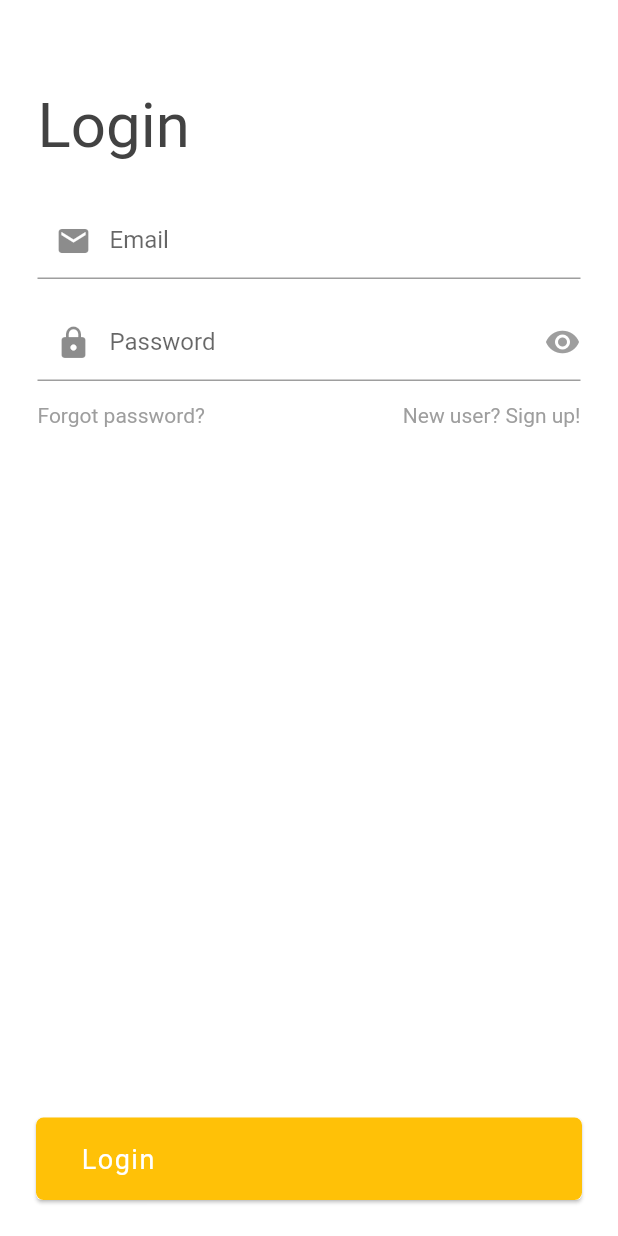
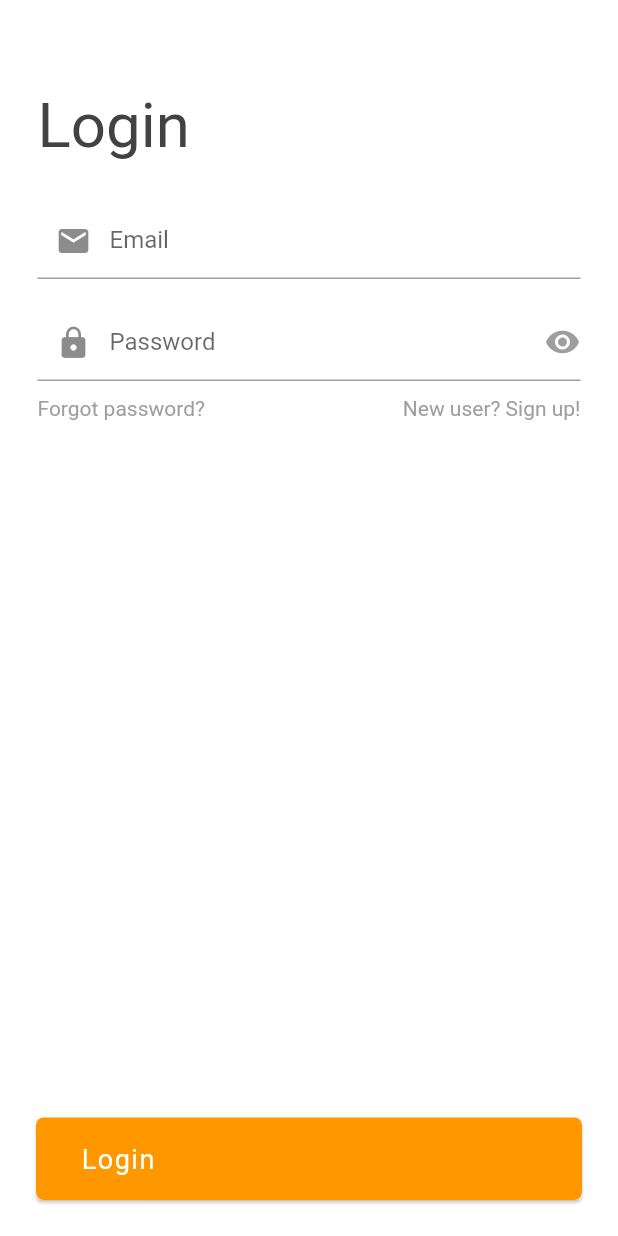
Before and after one commit to aparajitj/flutter_app2, a Flutter app: the screen it shows after launch, on a phone screen of 412 x 824 dp. Run offline on Flutter 3.47's test engine with Material 2 defaults, Android fonts, the phone set to English and light mode, and no system bars; our stand-ins replace email_validator, fluttertoast, shared_preferences; missing offline and left inert: dart:ffi; accounts and stored records are empty.

```diff
--- a/lib/main.dart
+++ b/lib/main.dart
@@ -3,9 +3,10 @@ import 'package:flutterapp2/ui/MyApp.dart';
 import 'package:flutterapp2/ui/Splash_Screen.dart';
 void main() => runApp(new MaterialApp(
   //home: ScaffoldExample(),
-  //home: wis(),
+ // home: wis(),
   //home: httpc(),
   home: SplashScreen()
+  //home: http_post(),
   //home: bizcard(),
   //home: CB(),*/
 ));
--- /dev/null
+++ b/lib/ui/login.dart
@@ -0,0 +1,362 @@
+import 'dart:convert';
+import 'dart:ffi';
+import 'dart:async';
+import 'dart:convert';
+import 'package:flutter/cupertino.dart';
+import 'package:flutter/material.dart';
+import 'package:flutterapp2/ui/MyApp.dart';
+import 'package:flutterapp2/ui/homepage.dart';
+import 'package:flutterapp2/ui/signup_page.dart';
+import 'Responsive_Screen.dart';
+import 'package:email_validator/email_validator.dart';
+import 'forgot_password.dart';
+import 'package:shared_preferences/shared_preferences.dart';
+import 'package:http/http.dart' as http;
+import 'package:fluttertoast/fluttertoast.dart';
+
+bool login;
+Screen size;
+var _emailController= new TextEditingController();
+var _passwordController= new TextEditingController();
+bool loginstat;
+class LoginPage extends StatefulWidget {
+  @override
+  _LoginPageState createState() => _LoginPageState();
+
+}
+
+class _LoginPageState extends State<LoginPage> {
+  final _formKey = GlobalKey<FormState>();
+  int _index=0;
+  void login_var() async{
+    SharedPreferences sp;
+    sp= await SharedPreferences.getInstance();
+    // login=sp.getBool('true')?? false;
+
+    sp.setBool('true', login);
+
+  }
+  Future<String> Login(context) async {
+
+    String url ="https://test.gathrr.in/userapp/userlogin";
+
+    http.post(url, body: {
+
+      "email": _emailController.text,
+      "password": _passwordController.text,
+      "device_id" : "",
+
+    }).then((http.Response response) async {
+      final int statusCode = response.statusCode;
+
+      if (statusCode < 200 || statusCode > 400 || json == null) {
+        throw new Exception("Error fetching data");
+      }
+      var responseArray = json.decode(response.body);
+      print(responseArray);
+      var status = responseArray['status'];
+      if(status == "200" || status == 200){
+        Fluttertoast.showToast(msg: "Logged in successfully!");
+        Navigator.pushReplacement(
+          context,
+          MaterialPageRoute(
+              builder: (context) => MyHomepage()),
+        );
+      }else if(status == 404 || status == "404"){
+        Fluttertoast.showToast(
+            msg: "Userd doesn't exist",
+            toastLength: Toast.LENGTH_SHORT,
+            gravity: ToastGravity.CENTER,
+            timeInSecForIosWeb: 1,
+            textColor: Colors.black,
+            fontSize: 16.0
+        );
+
+      }
+      //pr.show();
+
+
+    });
+  }
+
+  @override
+  void initState() {
+    super.initState();
+
+
+  }
+
+  bool passwordVisible = false;
+
+  @override
+  Widget build(BuildContext context) {
+    /* if(login==false)
+      print('no luck');
+    else
+      print('luck');*/
+    size = Screen(MediaQuery.of(context).size);
+
+
+    bool _obscureText = true;
+
+
+    String _password;
+    bool showLoading = false;
+    void _toggle() {
+      setState(() {
+        _obscureText = !_obscureText;
+      });
+    }
+
+    return Scaffold(
+
+        backgroundColor: Colors.white,
+        body:
+        Padding(
+
+          padding: const EdgeInsets.only(top: 60.0, left: 25.0, right: 25.0, bottom: 10),
+          child:
+          Theme(
+            data: ThemeData(primaryColor: Colors.amber),
+            child:
+            Stack(
+              alignment: Alignment.bottomCenter,
+             children: <Widget>[Column(
+               children: <Widget>[
+                 Form(
+                   key: _formKey,
+                   child: Column(
+                     children: <Widget>[
+                       Padding(
+                         padding: const EdgeInsets.only(bottom: 30.0),
+                         child: Align(
+                             alignment: Alignment.centerLeft,
+                             child: Text("Login",
+                               style: TextStyle(
+                                   fontSize: MediaQuery.of(context).size.height/20,
+                                   color: Colors.grey.shade800
+                               ),
+                             )),
+                       ),
+                       TextFormField(
+                         cursorColor: Colors.black,
+                         keyboardType: TextInputType.emailAddress,
+                         controller: _emailController,
+                         decoration: InputDecoration(
+                           prefixIcon: Padding(
+                             padding: const EdgeInsets.only(bottom: 3.0),
+                             child: Icon(Icons.email),
+                           ),
+                           hintText: "Email",
+
+                           focusedBorder: UnderlineInputBorder(
+                             borderSide: BorderSide(color: Colors.amber),
+                           ),
+                         ),
+                         validator: (val) => !EmailValidator.validate(val, true)
+                             ? 'Not a valid email.'
+                             : null,
+                       ),
+                       Padding(
+                         padding: const EdgeInsets.only(top: 20.0),
+                         child: Stack(
+                           children: <Widget>[
+                             TextFormField(
+                               obscureText: _obscureText,
+                               cursorColor: Colors.black,
+                               keyboardType: TextInputType.text,
+                               decoration: InputDecoration(
+                                 prefixIcon: Padding(
+                                   padding: const EdgeInsets.only(bottom: 3.0),
+                                   child: Icon(Icons.lock),
+                                 ),
+                                 hintText: "Password",
+
+                                 focusedBorder: UnderlineInputBorder(
+                                   borderSide: BorderSide(color: Colors.amber),
+                                 ),
+                               ),
+                               validator: (value) {
+                                 if (value.length == 0) {
+                                   return 'Password is compulsary!';
+                                 } else if (value.length < 6) {
+                                   return 'Password must be more than 6 charecters';
+                                 }
+                                 return null;
+                               },
+                               controller: _passwordController,
+                             ),
+                             Padding(
+                               padding: const EdgeInsets.only(top: 10.0),
+                               child: Align(
+                                 alignment: Alignment.centerRight,
+                                 child: InkWell(
+                                   // onTap: toggle,
+                                   child: Icon(Icons.remove_red_eye,
+                                     color: Colors.grey.shade500,
+                                   ),
+                                 ),
+                               ),
+                             ),
+                           ],
+                         ),
+                       ),
+
+                     ],
+                   ),
+                 ),
+                 SizedBox(height: 10,),
+                 Row(
+                   mainAxisAlignment: MainAxisAlignment.spaceBetween,
+                   children: <Widget>[
+                     InkWell(
+                       child: Text("Forgot password?",
+                         style: TextStyle(
+                           color: Colors.grey,
+                         ),
+                       ),
+                       onTap: (){ Navigator.push(
+                           context, MaterialPageRoute(builder: (context) => ForgotPassword())
+                       );
+
+                       },
+                     ),
+                     InkWell(
+                       onTap: (){
+                         Navigator.push(
+                           context,
+                           MaterialPageRoute(builder: (context) => SignupPage()),
+                         );
+                       },
+                       child: Text("New user? Sign up!",
+                         style: TextStyle(
+                           color: Colors.grey,
+                         ),
+                       ),
+                     ),
+                   ],
+                 )
+               ],
+             ),
+
+              ],
+            ),
+          ),
+        ),
+    bottomNavigationBar: (
+    InkWell(
+    onTap: (){
+    var _formKey;
+    if(_formKey.currentState.validate()){
+    setState(() {
+    showLoading = true;
+    });
+    // Login(context);
+//                if(status == 200 || status == "200"){
+//                  setState(() {
+//                    showLoading = false;
+//                  });
+//                }
+    }
+    },
+    child: Padding(
+    padding: const EdgeInsets.fromLTRB(20, 35, 20, 20),
+    child: Card(
+    child: Container(
+    height: 55,
+    //width: MediaQuery.of(context).size.width / 1.2,
+    decoration: BoxDecoration(
+    gradient: LinearGradient(
+    colors: [
+    Colors.orange,
+    Colors.orange,
+    ],
+    ),
+    borderRadius: BorderRadius.all(Radius.circular(5))),
+    child: Padding(
+    padding: const EdgeInsets.only(left: 30.0),
+    child: Align(
+    alignment: Alignment.centerLeft,
+    child: Text(
+    'Login',
+    style: TextStyle(
+    color: Colors.white,
+    //fontWeight: FontWeight.bold,
+    fontSize: 18,
+    letterSpacing: 1.0,
+    ),
+    ),
+    ),
+    ),
+    ),
+    ),
+    ),
+    ))
+        /*bottomNavigationBar: (
+            InkWell(
+              onTap: (){
+                Navigator.push(
+                context,
+                MaterialPageRoute(builder: (context) => ForgotPassword()),
+              );
+                Login(context);
+                var _formKey;
+                *//*if(_formKey.currentState.validate()){
+                setState(() {
+                  showLoading = true;
+                });
+                login=true;
+
+                login_temp();
+                // Login(context);
+//                if(status == 200 || status == "200"){
+//                  setState(() {
+//                    showLoading = false;
+//                  });
+//                }
+              }*//*
+
+              },
+              child: Padding(
+                padding: const EdgeInsets.fromLTRB(20, 35, 20, 20),
+                child: Card(
+                  child: Container(
+                    height: 55,
+                    //width: MediaQuery.of(context).size.width / 1.2,
+                    decoration: BoxDecoration(
+                        gradient: LinearGradient(
+                          colors: [
+                            Colors.amber,
+                            Colors.amber,
+                          ],
+                        ),
+                        borderRadius: BorderRadius.all(Radius.circular(5))),
+                    child: Padding(
+                      padding: const EdgeInsets.only(left: 30.0),
+                      child: Align(
+                        alignment: Alignment.centerLeft,
+                        child: Text(
+                          'Login',
+                          style: TextStyle(
+                            color: Colors.white,
+                            //fontWeight: FontWeight.bold,
+                            fontSize: 18,
+                            letterSpacing: 1.0,
+                          ),
+                        ),
+                      ),
+                    ),
+                  ),
+                ),
+              ),
+            )
+
+        )*/
+
+
+
+    );
+  }
+
+
+}
--- a/pubspec.yaml
+++ b/pubspec.yaml
@@ -26,6 +26,8 @@ dependencies:
   email_validator: '^1.0.0'
   http: ^0.12.0+4
   shared_preferences: ^0.5.6+3
+  fluttertoast: ^4.0.0
+
 dev_dependencies:
   flutter_test:
     sdk: flutter
```
Also changed, not shown: lib/ui/MyApp.dart (+59 -10 lines), lib/ui/Splash_Screen.dart (+8 -4 lines), lib/ui/homepage.dart (added, +9 -0 lines), lib/ui/http_call.dart (deleted, +0 -88 lines), lib/ui/signup_page.dart (+59 -6 lines), lib/ui/forgot_password.dart (renamed from lib/ui/Forgot_password.dart), pubspec.lock.
